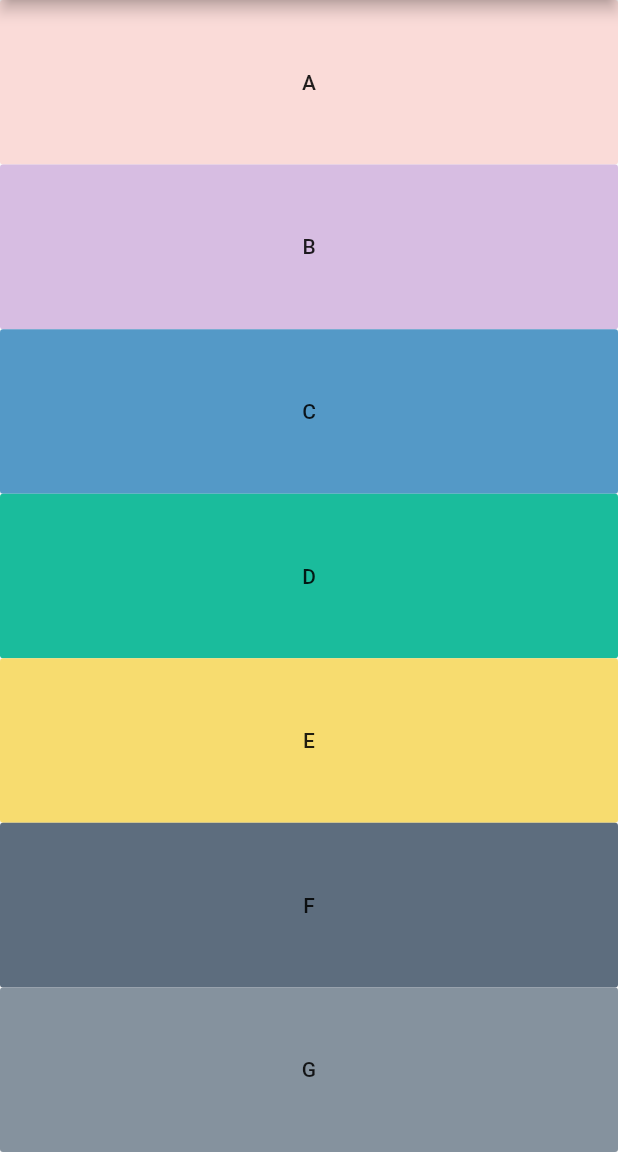
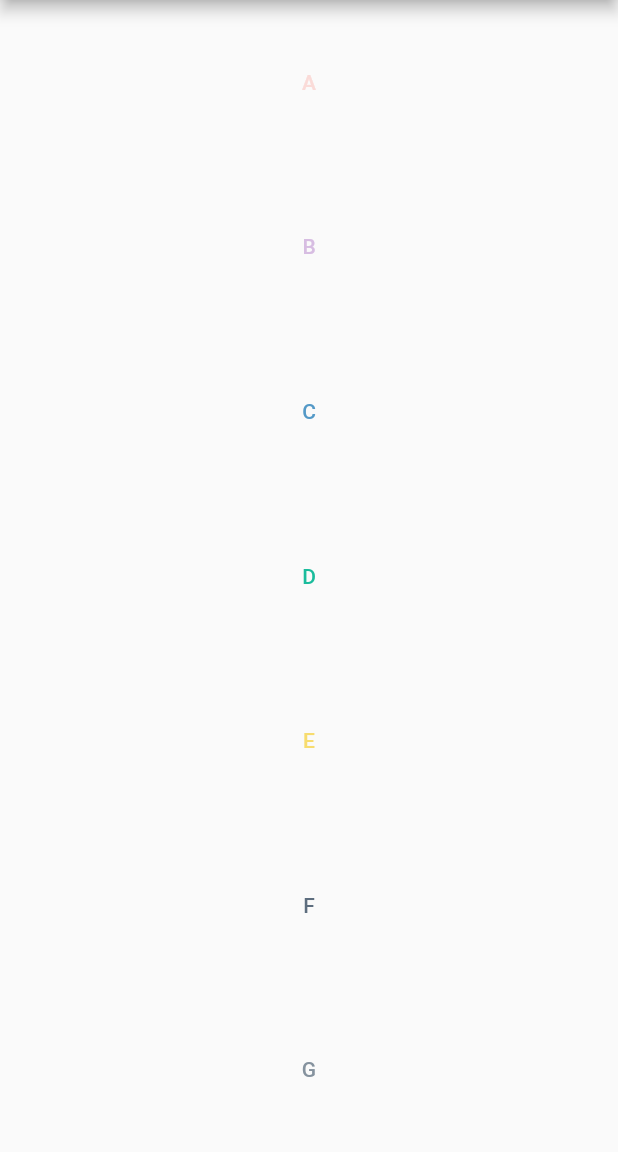
Before and after one commit to kushal13112001/Tap_Sounds, a Flutter app: the screen it shows after launch, on a phone screen of 412 x 824 dp, the part 84-1236 px from its top. Run offline on Flutter 3.47's test engine with Material 2 defaults, Android fonts, the phone set to English and light mode, and no system bars; our stand-ins replace audioplayers.

Commit message:
Tap_Sounds

```diff
--- a/lib/main.dart
+++ b/lib/main.dart
@@ -27,73 +27,87 @@ class _TapSoundsState extends State<TapSounds> {
           crossAxisAlignment: CrossAxisAlignment.stretch,
           children: [
             Expanded(
-              child: FlatButton(
+              child: TextButton(
                 onPressed: () => {
                   HapticFeedback.heavyImpact(),
                   player.play("piano-a_A_major.wav"),
                 },
                 child: Text("A"),
-                color: Color(0xffFADBD8),
+                style: TextButton.styleFrom(
+                  primary: Color(0xffFADBD8),
+                ),
               ),
             ),
             Expanded(
-              child: FlatButton(
+              child: TextButton(
                 onPressed: () => {
                   HapticFeedback.heavyImpact(),
                   player.play("piano-b_B_major.wav"),
                 },
                 child: Text("B"),
-                color: Color(0xffD7BDE2),
+                style: TextButton.styleFrom(
+                  primary: Color(0xffD7BDE2),
+                ),
               ),
             ),
             Expanded(
-              child: FlatButton(
+              child: TextButton(
                 onPressed: () => {
                   HapticFeedback.heavyImpact(),
                   player.play("piano-c_C_major.wav"),
                 },
                 child: Text("C"),
-                color: Color(0xff5499C7),
+                style: TextButton.styleFrom(
+                  primary: Color(0xff5499C7),
+                ),
               ),
             ),
             Expanded(
-              child: FlatButton(
+              child: TextButton(
                 onPressed: () => {
                   HapticFeedback.heavyImpact(),
                   player.play("piano-d_D_major.wav"),
                 },
                 child: Text("D"),
-                color: Color(0xff1ABC9C),
+                style: TextButton.styleFrom(
+                  primary: Color(0xff1ABC9C),
+                ),
               ),
             ),
             Expanded(
-              child: FlatButton(
+              child: TextButton(
                 onPressed: () => {
                   HapticFeedback.heavyImpact(),
                   player.play("piano-e_E_major.wav"),
                 },
                 child: Text("E"),
-                color: Color(0xffF7DC6F),
+                style: TextButton.styleFrom(
+                  primary: Color(0xffF7DC6F),
+                ),
               ),
             ),
             Expanded(
-              child: FlatButton(
+              child: TextButton(
                 onPressed: () => {
                   HapticFeedback.heavyImpact(),
                   player.play("piano-f_F_major.wav"),
                 },
                 child: Text("F"),
-                color: Color(0xff5D6D7E),
+                style: TextButton.styleFrom(
+                  primary: Color(0xff5D6D7E),
+                ),
               ),
             ),
             Expanded(
-              child: FlatButton(
+              child: TextButton(
                 onPressed: () => {
                   HapticFeedback.heavyImpact(),
                   player.play("piano-g_G_major.wav"),
                 },
                 child: Text("G"),
-                color: Color(0xff85929E),
+                style: TextButton.styleFrom(
+                  primary: Color(0xff85929E),
+                ),
               ),
             ),
           ],
```
